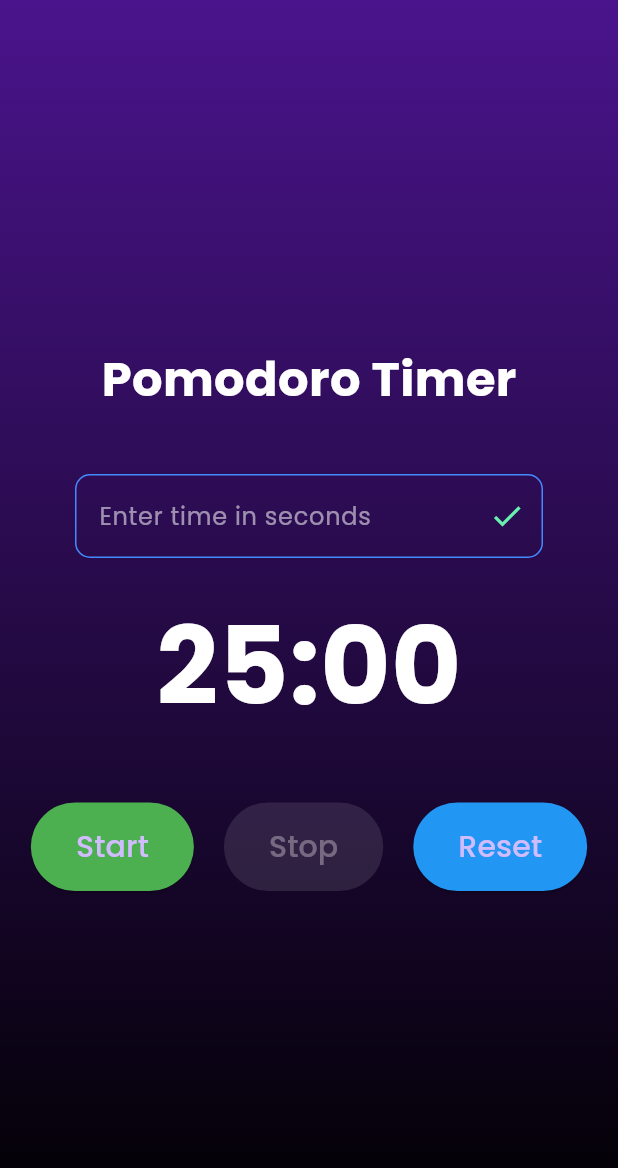
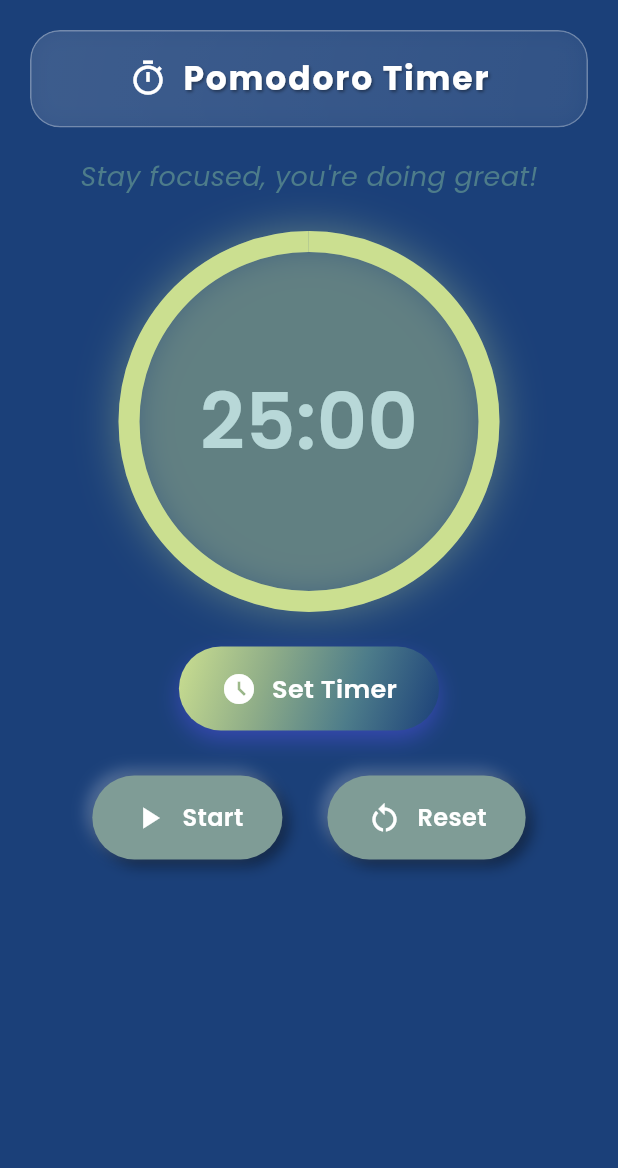
Before and after one commit to PrativaKoturu/SmartKnob_Project, a Flutter app: the screen it shows after launch, on a phone screen of 412 x 824 dp. Shown: the top 1168 px of the screen. Run offline on Flutter 3.47's test engine with Material 3 defaults, Android fonts, the phone set to English and light mode, and no system bars; our stand-ins replace google_fonts.

Commit message:
ui changes

```diff
--- a/smartknob/lib/screens/home_screen.dart
+++ b/smartknob/lib/screens/home_screen.dart
@@ -1,6 +1,9 @@
+import 'dart:ui';
 import 'dart:async';
 import 'package:flutter/material.dart';
+import 'package:flutter/cupertino.dart';
 import '../services/api_service.dart';
+import 'volumecontrol_screen.dart';
 
 class HomeScreen extends StatefulWidget {
   const HomeScreen({super.key});
@@ -9,16 +12,15 @@ class HomeScreen extends StatefulWidget {
   _HomeScreenState createState() => _HomeScreenState();
 }
 
-class _HomeScreenState extends State<HomeScreen> {
+class _HomeScreenState extends State<HomeScreen> with SingleTickerProviderStateMixin {
   Timer? _timer;
   int remainingTime = 25 * 60;
-  int lastSetTime = 25 * 60; // Store the last set time
+  int lastSetTime = 25 * 60;
   bool isRunning = false;
-  final TextEditingController _timeController = TextEditingController();
 
   void startTimer() async {
     if (!isRunning) {
-      await ApiService.startTimer(remainingTime); // Pass the custom time
+      await ApiService.startTimer(remainingTime);
       setState(() {
         isRunning = true;
       });
@@ -42,142 +44,282 @@ class _HomeScreenState extends State<HomeScreen> {
     });
   }
 
-  void setCustomTime() {
-    if (_timeController.text.isNotEmpty) {
-      int? inputSeconds = int.tryParse(_timeController.text);
-      if (inputSeconds != null && inputSeconds > 0) {
+  void resetTimer() async {
+    await ApiService.resetTimer();
+    _timer?.cancel();
     setState(() {
-          remainingTime = inputSeconds;
-          lastSetTime = inputSeconds; // Store the custom time
-          _timeController.clear();
+      remainingTime = lastSetTime;
+      isRunning = false;
     });
   }
-    }
+
+  void _showTimePicker() {
+    showModalBottomSheet(
+      context: context,
+      backgroundColor: const Color(0xFF1B4079),
+      shape: const RoundedRectangleBorder(
+        borderRadius: BorderRadius.vertical(top: Radius.circular(24)),
+      ),
+      builder: (_) {
+        return SizedBox(
+          height: 250,
+          child: CupertinoTimerPicker(
+            mode: CupertinoTimerPickerMode.ms,
+            initialTimerDuration: Duration(seconds: remainingTime),
+            onTimerDurationChanged: (Duration newDuration) {
+              setState(() {
+                remainingTime = newDuration.inSeconds;
+                lastSetTime = newDuration.inSeconds;
+              });
+            },
+          ),
+        );
+      },
+    );
   }
 
   String formatTime() {
-    // Changed to show total seconds if less than 60
-    if (remainingTime < 60) {
-      return '00:${remainingTime.toString().padLeft(2, '0')}';
-    }
     int minutes = remainingTime ~/ 60;
     int seconds = remainingTime % 60;
     return '${minutes.toString().padLeft(2, '0')}:${seconds.toString().padLeft(2, '0')}';
   }
 
-  void resetTimer() async {
-    await ApiService.resetTimer();
-    _timer?.cancel();
-    setState(() {
-      remainingTime = lastSetTime; // Use the last set time instead of 25 * 60
-      isRunning = false;
-    });
-  }
-
   @override
   void dispose() {
-    _timeController.dispose();
     _timer?.cancel();
     super.dispose();
   }
 
   @override
   Widget build(BuildContext context) {
-    return Scaffold(
-      body: Container(
-        decoration: const BoxDecoration(
-          gradient: LinearGradient(
-            begin: Alignment.topCenter,
-            end: Alignment.bottomCenter,
-            colors: [Color(0xFF4A148C), Colors.black],
+    return PageView(
+      children: [
+        Scaffold(
+          backgroundColor: const Color(0xFF1B4079),
+          body: SafeArea(
+            child: SingleChildScrollView(
+              child: Column(
+                mainAxisSize: MainAxisSize.min,
+                children: [
+                  const SizedBox(height: 20),
+                  _buildTopBar(),
+                  const SizedBox(height: 20),
+                  Text(
+                    "Stay focused, you're doing great!",
+                    style: TextStyle(
+                      color: const Color(0xFF4D7C8A),
+                      fontSize: 18,
+                      fontStyle: FontStyle.italic,
                     ),
                   ),
-        child: Center(
-          child: Column(
-            mainAxisAlignment: MainAxisAlignment.center,
-            children: [
-              const Text(
-                'Pomodoro Timer',
-                style: TextStyle(
-                  fontSize: 32,
-                  fontWeight: FontWeight.bold,
-                  color: Colors.white,
-                ),
-              ),
-              const SizedBox(height: 40),
-              // Add input field
-              Padding(
-                padding: const EdgeInsets.symmetric(horizontal: 50),
-                child: TextField(
-                  controller: _timeController,
-                  keyboardType: TextInputType.number,
-                  style: const TextStyle(color: Colors.white),
-                  decoration: InputDecoration(
-                    hintText: "Enter time in seconds",
-                    hintStyle: const TextStyle(color: Colors.white54),
-                    suffixIcon: IconButton(
-                      icon: const Icon(Icons.check, color: Colors.greenAccent),
-                      onPressed: setCustomTime,
-                    ),
-                    enabledBorder: OutlineInputBorder(
-                      borderSide: const BorderSide(color: Colors.blueAccent),
-                      borderRadius: BorderRadius.circular(10),
-                    ),
-                    focusedBorder: OutlineInputBorder(
-                      borderSide: const BorderSide(color: Colors.greenAccent),
-                      borderRadius: BorderRadius.circular(10),
+                  const SizedBox(height: 30),
+                  _buildTimerRing(),
+                  const SizedBox(height: 30),
+                  _buildSetTimeButton(),
+                  const SizedBox(height: 30),
+                  _buildControlButtons(),
+                  const SizedBox(height: 20),
+                ],
               ),
             ),
           ),
         ),
-              const SizedBox(height: 20),
-              Text(
-                formatTime(),
-                style: const TextStyle(
-                  fontSize: 72,
-                  fontWeight: FontWeight.bold,
-                  color: Colors.white,
+        const VolumeControlScreen(),
+      ],
+    );
+  }
+
+  Widget _buildTopBar() {
+    return Padding(
+      padding: const EdgeInsets.symmetric(horizontal: 20),
+      child: ClipRRect(
+        borderRadius: BorderRadius.circular(20),
+        child: BackdropFilter(
+          filter: ImageFilter.blur(sigmaX: 10, sigmaY: 10),
+          child: Container(
+            padding: const EdgeInsets.symmetric(horizontal: 20, vertical: 16),
+            decoration: BoxDecoration(
+              gradient: LinearGradient(
+                colors: [Colors.white.withOpacity(0.1), Colors.white.withOpacity(0.05)],
+                begin: Alignment.topLeft,
+                end: Alignment.bottomRight,
               ),
-              ),
-              const SizedBox(height: 40),
-              Row(
-                mainAxisAlignment: MainAxisAlignment.center,
-                children: [
-                  ElevatedButton(
-                    onPressed: isRunning ? null : startTimer,
-                    style: ElevatedButton.styleFrom(
-                      padding: const EdgeInsets.symmetric(
-                          horizontal: 30, vertical: 15),
-                      backgroundColor: Colors.green,
-                    ),
-                    child: const Text('Start', style: TextStyle(fontSize: 20)),
-                  ),
-                  const SizedBox(width: 20),
-                  ElevatedButton(
-                    onPressed: isRunning ? stopTimer : null,
-                    style: ElevatedButton.styleFrom(
-                      padding: const EdgeInsets.symmetric(
-                          horizontal: 30, vertical: 15),
-                      backgroundColor: Colors.red,
-                    ),
-                    child: const Text('Stop', style: TextStyle(fontSize: 20)),
-                  ),
-                  const SizedBox(width: 20),
-                  ElevatedButton(
-                    onPressed: resetTimer,
-                    style: ElevatedButton.styleFrom(
-                      padding: const EdgeInsets.symmetric(
-                          horizontal: 30, vertical: 15),
-                      backgroundColor: Colors.blue,
-                    ),
-                    child: const Text('Reset', style: TextStyle(fontSize: 20)),
+              borderRadius: BorderRadius.circular(20),
+              border: Border.all(color: Colors.white.withOpacity(0.3)),
+              boxShadow: [
+                BoxShadow(
+                  color: Colors.white.withOpacity(0.05),
+                  blurRadius: 12,
+                  spreadRadius: 2,
                 ),
               ],
+            ),
+            child: Row(
+              mainAxisAlignment: MainAxisAlignment.center,
+              children: const [
+                Icon(Icons.timer_outlined, color: Colors.white, size: 26),
+                SizedBox(width: 10),
+                Text(
+                  "Pomodoro Timer",
+                  style: TextStyle(
+                    color: Colors.white,
+                    fontSize: 22,
+                    fontWeight: FontWeight.bold,
+                    letterSpacing: 1.2,
+                    shadows: [
+                      Shadow(
+                        color: Colors.black38,
+                        offset: Offset(1, 1),
+                        blurRadius: 2,
+                      )
+                    ],
+                  ),
                 ),
               ],
             ),
           ),
         ),
+      ),
+    );
+  }
+
+  Widget _buildTimerRing() {
+    return Stack(
+      alignment: Alignment.center,
+      children: [
+        Container(
+          width: 240,
+          height: 240,
+          decoration: BoxDecoration(
+            shape: BoxShape.circle,
+            boxShadow: [
+              BoxShadow(
+                color: const Color(0xFFCBDF90).withOpacity(0.4),
+                blurRadius: 25,
+                spreadRadius: 6,
+              ),
+            ],
+          ),
+          child: CircularProgressIndicator(
+            value: remainingTime / lastSetTime,
+            strokeWidth: 14,
+            backgroundColor: Colors.white12,
+            valueColor: const AlwaysStoppedAnimation<Color>(Color(0xFFCBDF90)),
+          ),
+        ),
+        Text(
+          formatTime(),
+          style: const TextStyle(
+            fontSize: 52,
+            fontWeight: FontWeight.w600,
+            color: Color(0xFFB8D8D8),
+          ),
+        ),
+      ],
+    );
+  }
+
+  Widget _buildSetTimeButton() {
+    return GestureDetector(
+      onTap: _showTimePicker,
+      child: AnimatedContainer(
+        duration: const Duration(milliseconds: 200),
+        padding: const EdgeInsets.symmetric(horizontal: 28, vertical: 16),
+        decoration: BoxDecoration(
+          gradient: const LinearGradient(
+  colors: [
+    Color(0xFFCBDF90), // Mindaro
+    Color(0xFF8FAD88), // Cambridge Blue
+    Color(0xFF4D7C8A), // Deep Space Sparkle
+    Color(0xFF1B4079), // Yale Blue
+  ],
+  begin: Alignment.topLeft,
+  end: Alignment.bottomRight,
+),
+
+          borderRadius: BorderRadius.circular(40),
+          boxShadow: [
+            BoxShadow(
+              color: const Color(0xFF5151E5).withOpacity(0.5),
+              blurRadius: 12,
+              offset: const Offset(0, 6),
+            ),
+          ],
+        ),
+        child: Row(
+          mainAxisSize: MainAxisSize.min,
+          children: const [
+            Icon(Icons.access_time_filled, color: Colors.white),
+            SizedBox(width: 10),
+            Text(
+              "Set Timer",
+              style: TextStyle(
+                color: Colors.white,
+                fontSize: 17,
+                fontWeight: FontWeight.w600,
+              ),
+            ),
+          ],
+        ),
+      ),
+    );
+  }
+
+  Widget _buildControlButtons() {
+    return Row(
+      mainAxisAlignment: MainAxisAlignment.center,
+      children: [
+        _neumorphicButton(
+          label: isRunning ? "Pause" : "Start",
+          icon: isRunning ? Icons.pause : Icons.play_arrow,
+          onTap: isRunning ? stopTimer : startTimer,
+        ),
+        const SizedBox(width: 30),
+        _neumorphicButton(
+          label: "Reset",
+          icon: Icons.restart_alt,
+          onTap: resetTimer,
+        ),
+      ],
+    );
+  }
+
+  Widget _neumorphicButton({required String label, required IconData icon, required VoidCallback onTap}) {
+    return GestureDetector(
+      onTap: onTap,
+      child: Container(
+        padding: const EdgeInsets.symmetric(horizontal: 26, vertical: 16),
+        decoration: BoxDecoration(
+          color: const Color(0xFF7F9C96),
+          borderRadius: BorderRadius.circular(30),
+          boxShadow: const [
+            BoxShadow(
+              color: Colors.black45,
+              offset: Offset(4, 4),
+              blurRadius: 8,
+            ),
+            BoxShadow(
+              color: Colors.white24,
+              offset: Offset(-4, -4),
+              blurRadius: 8,
+            ),
+          ],
+        ),
+        child: Row(
+          children: [
+            Icon(icon, color: Colors.white),
+            const SizedBox(width: 10),
+            Text(
+              label,
+              style: const TextStyle(
+                color: Colors.white,
+                fontWeight: FontWeight.w600,
+                fontSize: 16,
+              ),
+            ),
+          ],
+        ),
+      ),
     );
   }
 }
```
Also changed, not shown: smartknob/lib/screens/volumecontrol_screen.dart (added, +154 -0 lines). Lines whose indentation alone changed are shown as unchanged.
